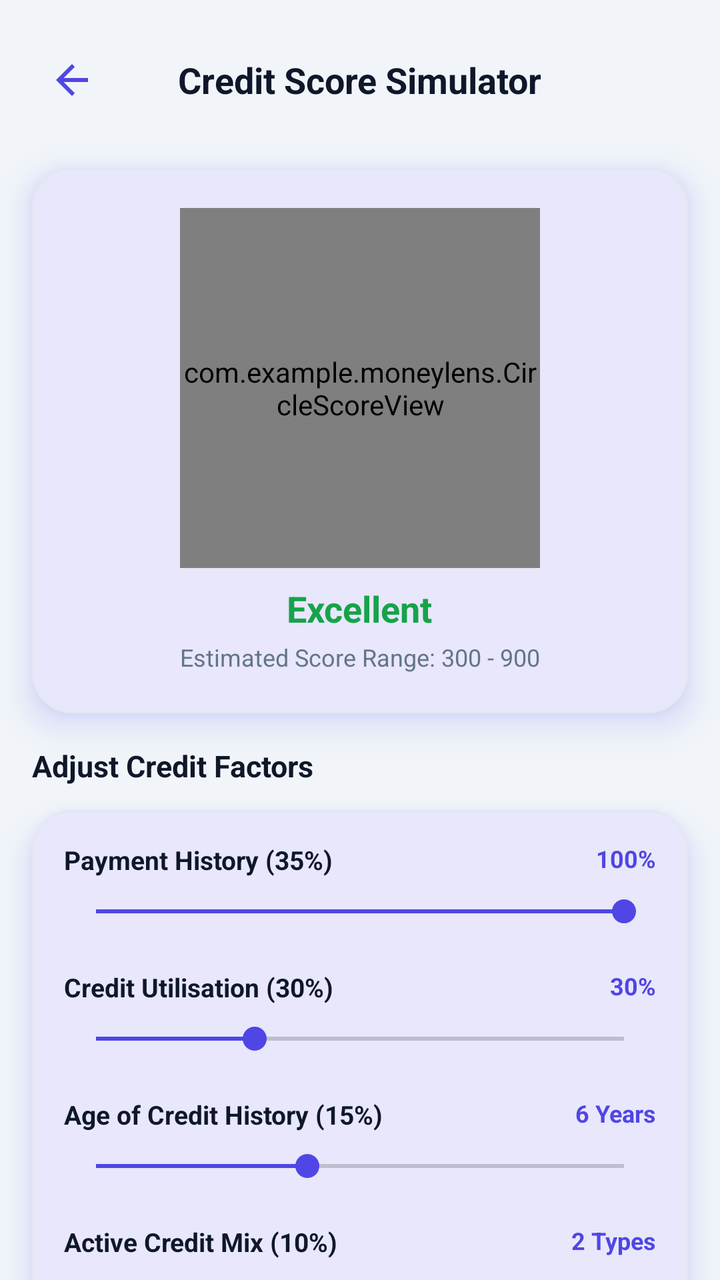
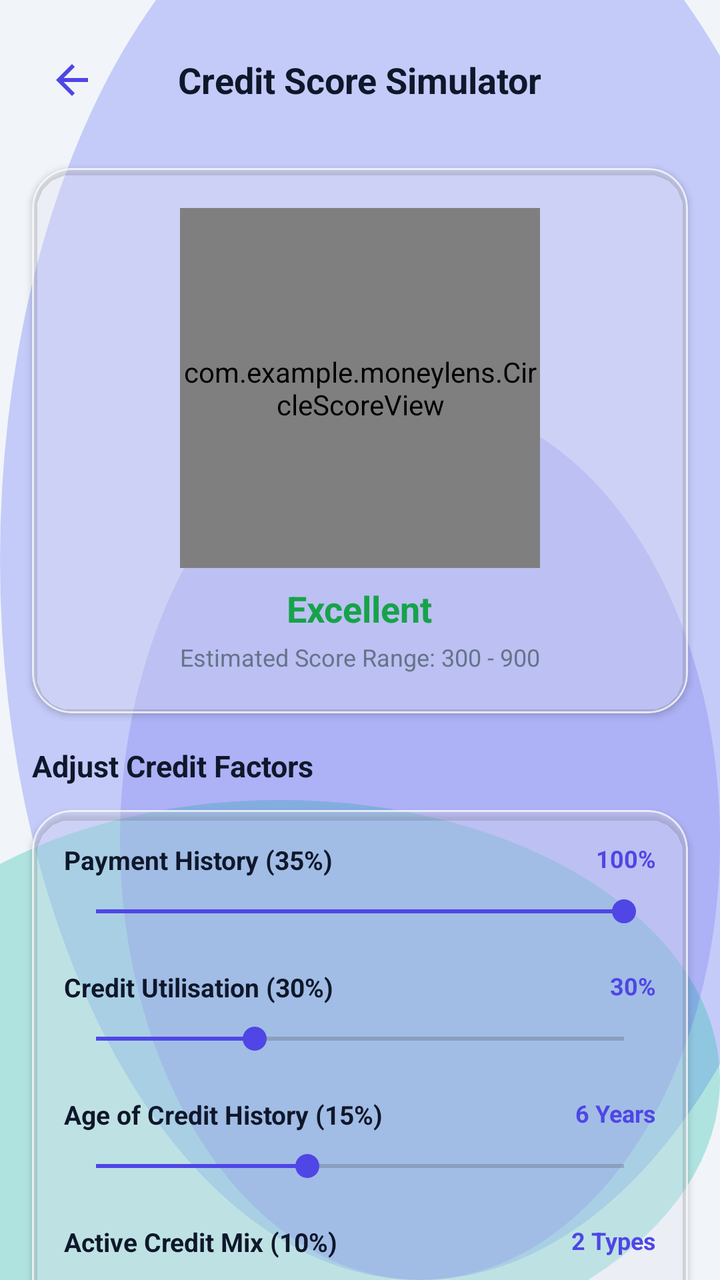

The first picture is an Android layout as it rendered before a commit; the second is the same layout after the commit. The layout source and the unified diff follow.
<!-- AndroidManifest.xml: application theme Theme.MoneyLens -->
<!-- res/layout/activity_cibil_simulator.xml -->
<?xml version="1.0" encoding="utf-8"?>
<androidx.constraintlayout.widget.ConstraintLayout xmlns:android="http://schemas.android.com/apk/res/android"
    xmlns:app="http://schemas.android.com/apk/res-auto"
    android:layout_width="match_parent"
    android:layout_height="match_parent"
    android:background="@color/colorBackground">

    
    <RelativeLayout
        android:id="@+id/layoutAppBar"
        android:layout_width="match_parent"
        android:layout_height="56dp"
        android:layout_marginTop="12dp"
        android:paddingHorizontal="16dp"
        app:layout_constraintTop_toTopOf="parent">

        <ImageView
            android:id="@+id/btnBack"
            android:layout_width="40dp"
            android:layout_height="40dp"
            android:layout_centerVertical="true"
            android:padding="8dp"
            android:src="@drawable/ic_back"
            android:background="?attr/selectableItemBackgroundBorderless" />

        <TextView
            android:layout_width="wrap_content"
            android:layout_height="wrap_content"
            android:layout_centerInParent="true"
            android:text="Credit Score Simulator"
            android:textColor="@color/colorTextPrimary"
            android:textSize="18sp"
            android:textStyle="bold" />
    </RelativeLayout>

    
    <androidx.core.widget.NestedScrollView
        android:layout_width="match_parent"
        android:layout_height="0dp"
        android:fillViewport="true"
        app:layout_constraintBottom_toBottomOf="parent"
        app:layout_constraintTop_toBottomOf="@id/layoutAppBar">

        <LinearLayout
            android:layout_width="match_parent"
            android:layout_height="wrap_content"
            android:orientation="vertical"
            android:paddingBottom="32dp">

            
            <com.google.android.material.card.MaterialCardView
                style="@style/ClayCard"
                android:layout_width="match_parent"
                android:layout_height="wrap_content"
                android:layout_margin="16dp">

                <LinearLayout
                    android:layout_width="match_parent"
                    android:layout_height="wrap_content"
                    android:gravity="center"
                    android:orientation="vertical"
                    android:padding="20dp">

                    <com.example.moneylens.CircleScoreView
                        android:id="@+id/creditScoreGauge"
                        android:layout_width="180dp"
                        android:layout_height="180dp" />

                    <TextView
                        android:id="@+id/txtCreditRating"
                        android:layout_width="wrap_content"
                        android:layout_height="wrap_content"
                        android:layout_marginTop="8dp"
                        android:text="Excellent"
                        android:textColor="@color/colorSuccess"
                        android:textSize="18sp"
                        android:textStyle="bold" />

                    <TextView
                        android:layout_width="wrap_content"
                        android:layout_height="wrap_content"
                        android:layout_marginTop="4dp"
                        android:text="Estimated Score Range: 300 - 900"
                        android:textColor="@color/colorTextSecondary"
                        android:textSize="12sp" />
                </LinearLayout>
            </com.google.android.material.card.MaterialCardView>

            
            <TextView
                android:layout_width="wrap_content"
                android:layout_height="wrap_content"
                android:layout_marginHorizontal="16dp"
                android:layout_marginBottom="12dp"
                android:text="Adjust Credit Factors"
                android:textColor="@color/colorTextPrimary"
                android:textSize="15sp"
                android:textStyle="bold" />

            
            <com.google.android.material.card.MaterialCardView
                style="@style/ClayCard"
                android:layout_width="match_parent"
                android:layout_height="wrap_content"
                android:layout_marginHorizontal="16dp"
                android:layout_marginBottom="20dp">

                <LinearLayout
                    android:layout_width="match_parent"
                    android:layout_height="wrap_content"
                    android:orientation="vertical"
                    android:padding="16dp">

                    
                    <RelativeLayout
                        android:layout_width="match_parent"
                        android:layout_height="wrap_content">

                        <TextView
                            android:layout_width="wrap_content"
                            android:layout_height="wrap_content"
                            android:text="Payment History (35%)"
                            android:textColor="@color/colorTextPrimary"
                            android:textSize="13sp"
                            android:textStyle="bold" />

                        <TextView
                            android:id="@+id/txtValuePaymentHistory"
                            android:layout_width="wrap_content"
                            android:layout_height="wrap_content"
                            android:layout_alignParentEnd="true"
                            android:text="100%"
                            android:textColor="@color/colorPrimary"
                            android:textSize="12sp"
                            android:textStyle="bold" />
                    </RelativeLayout>

                    <SeekBar
                        android:id="@+id/sbPaymentHistory"
                        android:layout_width="match_parent"
                        android:layout_height="wrap_content"
                        android:layout_marginTop="8dp"
                        android:layout_marginBottom="20dp"
                        android:max="100"
                        android:progress="100"
                        android:progressTint="@color/colorPrimary"
                        android:thumbTint="@color/colorPrimary" />

                    
                    <RelativeLayout
                        android:layout_width="match_parent"
                        android:layout_height="wrap_content">

                        <TextView
                            android:layout_width="wrap_content"
                            android:layout_height="wrap_content"
                            android:text="Credit Utilisation (30%)"
                            android:textColor="@color/colorTextPrimary"
                            android:textSize="13sp"
                            android:textStyle="bold" />

                        <TextView
                            android:id="@+id/txtValueUtilisation"
                            android:layout_width="wrap_content"
                            android:layout_height="wrap_content"
                            android:layout_alignParentEnd="true"
                            android:text="30%"
                            android:textColor="@color/colorPrimary"
                            android:textSize="12sp"
                            android:textStyle="bold" />
                    </RelativeLayout>

                    <SeekBar
                        android:id="@+id/sbUtilisation"
                        android:layout_width="match_parent"
                        android:layout_height="wrap_content"
                        android:layout_marginTop="8dp"
                        android:layout_marginBottom="20dp"
                        android:max="100"
                        android:progress="30"
                        android:progressTint="@color/colorPrimary"
                        android:thumbTint="@color/colorPrimary" />

                    
                    <RelativeLayout
                        android:layout_width="match_parent"
                        android:layout_height="wrap_content">

                        <TextView
                            android:layout_width="wrap_content"
                            android:layout_height="wrap_content"
                            android:text="Age of Credit History (15%)"
                            android:textColor="@color/colorTextPrimary"
                            android:textSize="13sp"
                            android:textStyle="bold" />

                        <TextView
                            android:id="@+id/txtValueAge"
                            android:layout_width="wrap_content"
                            android:layout_height="wrap_content"
                            android:layout_alignParentEnd="true"
                            android:text="6 Years"
                            android:textColor="@color/colorPrimary"
                            android:textSize="12sp"
                            android:textStyle="bold" />
                    </RelativeLayout>

                    <SeekBar
                        android:id="@+id/sbAge"
                        android:layout_width="match_parent"
                        android:layout_height="wrap_content"
                        android:layout_marginTop="8dp"
                        android:layout_marginBottom="20dp"
                        android:max="15"
                        android:progress="6"
                        android:progressTint="@color/colorPrimary"
                        android:thumbTint="@color/colorPrimary" />

                    
                    <RelativeLayout
                        android:layout_width="match_parent"
                        android:layout_height="wrap_content">

                        <TextView
                            android:layout_width="wrap_content"
                            android:layout_height="wrap_content"
                            android:text="Active Credit Mix (10%)"
                            android:textColor="@color/colorTextPrimary"
                            android:textSize="13sp"
                            android:textStyle="bold" />

                        <TextView
                            android:id="@+id/txtValueMix"
                            android:layout_width="wrap_content"
                            android:layout_height="wrap_content"
                            android:layout_alignParentEnd="true"
                            android:text="2 Types"
                            android:textColor="@color/colorPrimary"
                            android:textSize="12sp"
                            android:textStyle="bold" />
                    </RelativeLayout>

                    <SeekBar
                        android:id="@+id/sbMix"
                        android:layout_width="match_parent"
                        android:layout_height="wrap_content"
                        android:layout_marginTop="8dp"
                        android:layout_marginBottom="20dp"
                        android:max="5"
                        android:progress="2"
                        android:progressTint="@color/colorPrimary"
                        android:thumbTint="@color/colorPrimary" />

                    
                    <RelativeLayout
                        android:layout_width="match_parent"
                        android:layout_height="wrap_content">

                        <TextView
                            android:layout_width="wrap_content"
                            android:layout_height="wrap_content"
                            android:text="Recent Hard Enquiries (10%)"
                            android:textColor="@color/colorTextPrimary"
                            android:textSize="13sp"
                            android:textStyle="bold" />

                        <TextView
                            android:id="@+id/txtValueEnquiries"
                            android:layout_width="wrap_content"
                            android:layout_height="wrap_content"
                            android:layout_alignParentEnd="true"
                            android:text="1 Enquiries"
                            android:textColor="@color/colorPrimary"
                            android:textSize="12sp"
                            android:textStyle="bold" />
                    </RelativeLayout>

                    <SeekBar
                        android:id="@+id/sbEnquiries"
                        android:layout_width="match_parent"
                        android:layout_height="wrap_content"
                        android:layout_marginTop="8dp"
                        android:max="10"
                        android:progress="1"
                        android:progressTint="@color/colorPrimary"
                        android:thumbTint="@color/colorPrimary" />

                </LinearLayout>
            </com.google.android.material.card.MaterialCardView>

            
            <com.google.android.material.card.MaterialCardView
                style="@style/ClayCard"
                android:layout_width="match_parent"
                android:layout_height="wrap_content"
                android:layout_marginHorizontal="16dp"
                android:layout_marginBottom="16dp"
                app:cardElevation="0dp"
                app:cardBackgroundColor="@color/colorDangerTint"
                app:strokeColor="@color/colorDanger"
                app:strokeWidth="1dp">

                <LinearLayout
                    android:layout_width="match_parent"
                    android:layout_height="wrap_content"
                    android:orientation="vertical"
                    android:padding="16dp">

                    <TextView
                        android:layout_width="wrap_content"
                        android:layout_height="wrap_content"
                        android:text="⚠️ Disclaimer"
                        android:textColor="@color/colorDanger"
                        android:textSize="13sp"
                        android:textStyle="bold"
                        android:layout_marginBottom="4dp" />

                    <TextView
                        android:layout_width="match_parent"
                        android:layout_height="wrap_content"
                        android:text="This Credit Score Simulator is strictly for educational and illustrative purposes. The calculations performed do not query real credit bureaus (like CIBIL, Experian, or Equifax) and have no bearing on your official credit reports."
                        android:textColor="@color/colorTextSecondary"
                        android:textSize="12sp" />
                </LinearLayout>
            </com.google.android.material.card.MaterialCardView>

        </LinearLayout>
    </androidx.core.widget.NestedScrollView>

</androidx.constraintlayout.widget.ConstraintLayout>
<!-- resources referenced by this layout -->
<resources>
  <color name="colorBackground">#F1F5F9</color>
  <color name="colorDanger">#DC2626</color>
  <color name="colorDangerTint">#1ADC2626</color>
  <color name="colorPrimary">#4F46E5</color>
  <color name="colorSuccess">#16A34A</color>
  <color name="colorTextPrimary">#0F172A</color>
  <color name="colorTextSecondary">#64748B</color>
  <!-- drawable ic_back (drawable) -->
  <vector xmlns:android="http://schemas.android.com/apk/res/android"
      android:width="24dp"
      android:height="24dp"
      android:viewportWidth="24"
      android:viewportHeight="24">
      <path
          android:fillColor="@color/colorPrimary"
          android:pathData="M20,11H7.83l5.59,-5.59L12,4l-8,8 8,8 1.41,-1.41L7.83,13H20v-2z"/>
  </vector>
  <style name="ClayCard" parent="Widget.Material3.CardView.Elevated">
          <item name="cardCornerRadius">@dimen/clay_card_radius</item>
          <item name="cardElevation">10dp</item>
          <item name="android:stateListAnimator">@null</item>
          <item name="strokeColor">@color/colorCardBorder</item>
          <item name="strokeWidth">1dp</item>
          <item name="cardBackgroundColor">@color/colorSurface</item>
          <item name="android:outlineSpotShadowColor" tools:targetApi="p">@color/colorPrimary</item>
          <item name="android:outlineAmbientShadowColor" tools:targetApi="p">@color/colorPrimary</item>
      </style>
  <style name="Theme.MoneyLens" parent="Base.Theme.MoneyLens" />
  <dimen name="clay_card_radius">20dp</dimen>
  <color name="colorCardBorder">#E2E8F0</color>
  <color name="colorSurface">#FFFFFF</color>
  <style name="Base.Theme.MoneyLens" parent="Theme.Material3.Light.NoActionBar">
          
          <item name="colorPrimary">@color/colorPrimary</item>
          <item name="colorOnPrimary">@color/colorOnPrimary</item>
          <item name="colorSecondary">@color/colorSecondary</item>
          <item name="colorError">@color/colorDanger</item>
          <item name="android:windowBackground">@color/colorBackground</item>
          <item name="colorSurface">@color/colorSurface</item>
          <item name="android:colorBackground">@color/colorBackground</item>
          <item name="colorOnSurface">@color/colorTextPrimary</item>
  
          
          <item name="android:statusBarColor">@color/colorBackground</item>
          <item name="android:windowLightStatusBar" tools:targetApi="m">true</item>
          <item name="android:navigationBarColor">@color/colorBackground</item>
      </style>
  <color name="colorOnPrimary">#FFFFFF</color>
  <color name="colorSecondary">#14B8A6</color>
</resources>

<!-- the commit's change to res/layout/activity_cibil_simulator.xml (unified diff, before → after) -->
@@ -3,7 +3,7 @@
     xmlns:app="http://schemas.android.com/apk/res-auto"
     android:layout_width="match_parent"
     android:layout_height="match_parent"
-    android:background="@color/colorBackground">
+    android:background="@drawable/bg_mesh_gradient">
 
     
     <RelativeLayout
<!-- resource entries referenced after the edit -->
@@ -1,12 +1,46 @@
 <!-- resources referenced by this layout -->
 <resources>
   <color name="colorBackground">#F1F5F9</color>
+  <color name="glassMeshOrb1">#66818CF8</color>
+  <color name="glassMeshOrb2">#4D14B8A6</color>
+  <color name="glassMeshOrb3">#334F46E5</color>
   <color name="colorDanger">#DC2626</color>
   <color name="colorDangerTint">#1ADC2626</color>
   <color name="colorPrimary">#4F46E5</color>
   <color name="colorSuccess">#16A34A</color>
   <color name="colorTextPrimary">#0F172A</color>
   <color name="colorTextSecondary">#64748B</color>
+  <!-- drawable bg_mesh_gradient (drawable) -->
+  <?xml version="1.0" encoding="utf-8"?>
+  <layer-list xmlns:android="http://schemas.android.com/apk/res/android">
+      
+      <item>
+          <shape android:shape="rectangle">
+              <solid android:color="@color/colorBackground" />
+          </shape>
+      </item>
+      
+      <item android:top="-80dp" android:right="-60dp">
+          <shape android:shape="oval">
+              <solid android:color="@color/glassMeshOrb1" />
+              <size android:width="280dp" android:height="280dp" />
+          </shape>
+      </item>
+      
+      <item android:bottom="-40dp" android:left="-80dp" android:top="400dp">
+          <shape android:shape="oval">
+              <solid android:color="@color/glassMeshOrb2" />
+              <size android:width="240dp" android:height="240dp" />
+          </shape>
+      </item>
+      
+      <item android:top="200dp" android:left="60dp">
+          <shape android:shape="oval">
+              <solid android:color="@color/glassMeshOrb3" />
+              <size android:width="200dp" android:height="200dp" />
+          </shape>
+      </item>
+  </layer-list>
   <!-- drawable ic_back (drawable) -->
   <vector xmlns:android="http://schemas.android.com/apk/res/android"
       android:width="24dp"
@@ -19,20 +53,18 @@
   </vector>
   <style name="ClayCard" parent="Widget.Material3.CardView.Elevated">
           <item name="cardCornerRadius">@dimen/clay_card_radius</item>
-          <item name="cardElevation">10dp</item>
+          <item name="cardElevation">2dp</item>
           <item name="android:stateListAnimator">@null</item>
-          <item name="strokeColor">@color/colorCardBorder</item>
+          <item name="strokeColor">@color/glassCardBorder</item>
           <item name="strokeWidth">1dp</item>
-          <item name="cardBackgroundColor">@color/colorSurface</item>
-          <item name="android:outlineSpotShadowColor" tools:targetApi="p">@color/colorPrimary</item>
-          <item name="android:outlineAmbientShadowColor" tools:targetApi="p">@color/colorPrimary</item>
+          <item name="cardBackgroundColor">@color/glassCardBg</item>
       </style>
   <style name="Theme.MoneyLens" parent="Base.Theme.MoneyLens" />
   <dimen name="clay_card_radius">20dp</dimen>
-  <color name="colorCardBorder">#E2E8F0</color>
+  <color name="glassCardBorder">#B3FFFFFF</color>
+  <color name="glassCardBg">#8CFFFFFF</color>
   <color name="colorSurface">#FFFFFF</color>
   <style name="Base.Theme.MoneyLens" parent="Theme.Material3.Light.NoActionBar">
-          
           <item name="colorPrimary">@color/colorPrimary</item>
           <item name="colorOnPrimary">@color/colorOnPrimary</item>
           <item name="colorSecondary">@color/colorSecondary</item>
@@ -43,9 +75,10 @@
           <item name="colorOnSurface">@color/colorTextPrimary</item>
   
           
-          <item name="android:statusBarColor">@color/colorBackground</item>
+          <item name="android:statusBarColor">@android:color/transparent</item>
           <item name="android:windowLightStatusBar" tools:targetApi="m">true</item>
-          <item name="android:navigationBarColor">@color/colorBackground</item>
+          <item name="android:navigationBarColor">@android:color/transparent</item>
+          <item name="android:windowDrawsSystemBarBackgrounds">true</item>
       </style>
   <color name="colorOnPrimary">#FFFFFF</color>
   <color name="colorSecondary">#14B8A6</color>
